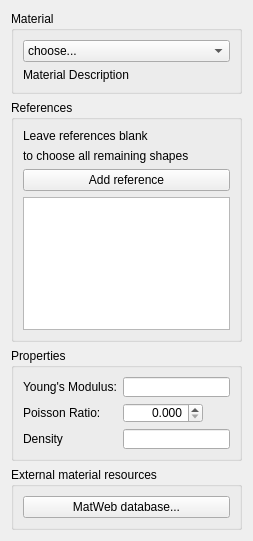
Above: src/Mod/Fem/TaskPanelMechanicalMaterial.ui from makkemal/FreeCAD before the change. Below: the same form after it.
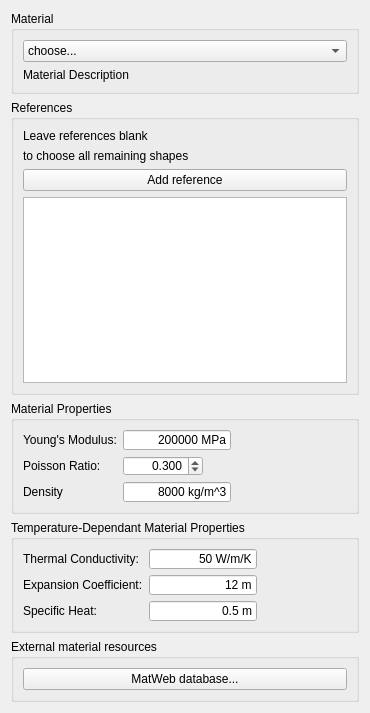
That is the form after the change. Custom widgets are drawn as their Qt base class.

Commit message: FEM Materials Thermal Props Inputwriter: The CCX file inputwriter including the 3 thermal properties of the materials. PLEASE NOTE: The units are not correct up to this point.

Patch:
```diff
--- a/src/Mod/Fem/TaskPanelMechanicalMaterial.ui
+++ b/src/Mod/Fem/TaskPanelMechanicalMaterial.ui
@@ -6,8 +6,8 @@
    <rect>
     <x>0</x>
     <y>0</y>
-    <width>253</width>
-    <height>541</height>
+    <width>370</width>
+    <height>713</height>
    </rect>
   </property>
   <property name="windowTitle">
@@ -93,7 +93,7 @@
       </size>
      </property>
      <property name="title">
-      <string>Properties</string>
+      <string>Material Properties</string>
      </property>
      <layout class="QVBoxLayout" name="verticalLayout_7">
       <item>
@@ -122,6 +122,9 @@
             <height>20</height>
            </size>
           </property>
+          <property name="text">
+           <string>200000 MPa</string>
+          </property>
           <property name="alignment">
            <set>Qt::AlignRight|Qt::AlignTrailing|Qt::AlignVCenter</set>
           </property>
@@ -176,7 +179,7 @@
            <double>0.100000000000000</double>
           </property>
           <property name="value">
-           <double>0.000000000000000</double>
+           <double>0.300000000000000</double>
           </property>
          </widget>
         </item>
@@ -202,7 +205,7 @@
            </size>
           </property>
           <property name="text">
-           <string/>
+           <string>8000 kg/m^3</string>
           </property>
           <property name="alignment">
            <set>Qt::AlignRight|Qt::AlignTrailing|Qt::AlignVCenter</set>
@@ -214,7 +217,161 @@
            <double>2000000000.000000000000000</double>
           </property>
           <property name="unit" stdset="0">
-           <string notr="true">kg/mm^3</string>
+           <string notr="true">kg/m^3</string>
+          </property>
+          <property name="decimals" stdset="0">
+           <number>3</number>
+          </property>
+          <property name="value" stdset="0">
+           <double>0.000000000000000</double>
+          </property>
+         </widget>
+        </item>
+       </layout>
+      </item>
+     </layout>
+    </widget>
+   </item>
+   <item>
+    <widget class="QGroupBox" name="GroupQuantities_5">
+     <property name="maximumSize">
+      <size>
+       <width>16777215</width>
+       <height>1677215</height>
+      </size>
+     </property>
+     <property name="title">
+      <string>Temperature-Dependant Material Properties</string>
+     </property>
+     <layout class="QVBoxLayout" name="verticalLayout_8">
+      <item>
+       <layout class="QFormLayout" name="formLayout_3">
+        <property name="fieldGrowthPolicy">
+         <enum>QFormLayout::AllNonFixedFieldsGrow</enum>
+        </property>
+        <item row="0" column="0">
+         <widget class="QLabel" name="label_12">
+          <property name="text">
+           <string>Thermal Conductivity:</string>
+          </property>
+         </widget>
+        </item>
+        <item row="1" column="0">
+         <widget class="QLabel" name="label_13">
+          <property name="text">
+           <string>Expansion Coefficient:</string>
+          </property>
+         </widget>
+        </item>
+        <item row="1" column="1">
+         <widget class="Gui::InputField" name="input_fd_expansion_coefficient">
+          <property name="sizePolicy">
+           <sizepolicy hsizetype="Fixed" vsizetype="Fixed">
+            <horstretch>0</horstretch>
+            <verstretch>0</verstretch>
+           </sizepolicy>
+          </property>
+          <property name="minimumSize">
+           <size>
+            <width>80</width>
+            <height>20</height>
+           </size>
+          </property>
+          <property name="text">
+           <string>12 m</string>
+          </property>
+          <property name="alignment">
+           <set>Qt::AlignRight|Qt::AlignTrailing|Qt::AlignVCenter</set>
+          </property>
+          <property name="singleStep" stdset="0">
+           <double>2.000000000000000</double>
+          </property>
+          <property name="maximum" stdset="0">
+           <double>2000000000.000000000000000</double>
+          </property>
+          <property name="unit" stdset="0">
+           <string notr="true">m</string>
+          </property>
+          <property name="decimals" stdset="0">
+           <number>3</number>
+          </property>
+          <property name="value" stdset="0">
+           <double>0.000000000000000</double>
+          </property>
+         </widget>
+        </item>
+        <item row="2" column="0">
+         <widget class="QLabel" name="label_14">
+          <property name="text">
+           <string>Specific Heat:</string>
+          </property>
+         </widget>
+        </item>
+        <item row="2" column="1">
+         <widget class="Gui::InputField" name="input_fd_specific_heat">
+          <property name="sizePolicy">
+           <sizepolicy hsizetype="Fixed" vsizetype="Fixed">
+            <horstretch>0</horstretch>
+            <verstretch>0</verstretch>
+           </sizepolicy>
+          </property>
+          <property name="minimumSize">
+           <size>
+            <width>80</width>
+            <height>20</height>
+           </size>
+          </property>
+          <property name="text">
+           <string>0.5 m</string>
+          </property>
+          <property name="alignment">
+           <set>Qt::AlignRight|Qt::AlignTrailing|Qt::AlignVCenter</set>
+          </property>
+          <property name="singleStep" stdset="0">
+           <double>2.000000000000000</double>
+          </property>
+          <property name="maximum" stdset="0">
+           <double>2000000000.000000000000000</double>
+          </property>
+          <property name="unit" stdset="0">
+           <string notr="true">m</string>
+          </property>
+          <property name="decimals" stdset="0">
+           <number>3</number>
+          </property>
+          <property name="value" stdset="0">
+           <double>0.000000000000000</double>
+          </property>
+         </widget>
+        </item>
+        <item row="0" column="1">
+         <widget class="Gui::InputField" name="input_fd_thermal_conductivity">
+          <property name="sizePolicy">
+           <sizepolicy hsizetype="Fixed" vsizetype="Fixed">
+            <horstretch>0</horstretch>
+            <verstretch>0</verstretch>
+           </sizepolicy>
+          </property>
+          <property name="minimumSize">
+           <size>
+            <width>80</width>
+            <height>20</height>
+           </size>
+          </property>
+          <property name="text">
+           <string>50 W/m/K</string>
+          </property>
+          <property name="alignment">
+           <set>Qt::AlignRight|Qt::AlignTrailing|Qt::AlignVCenter</set>
+          </property>
+          <property name="singleStep" stdset="0">
+           <double>2.000000000000000</double>
+          </property>
+          <property name="maximum" stdset="0">
+           <double>2000000000.000000000000000</double>
+          </property>
+          <property name="unit" stdset="0">
+           <string notr="true">W/m/K</string>
           </property>
           <property name="decimals" stdset="0">
            <number>3</number>
```
Left out of the diff: 4 changed lines with no effect on the pictures. The commit also changes 10 other files.
